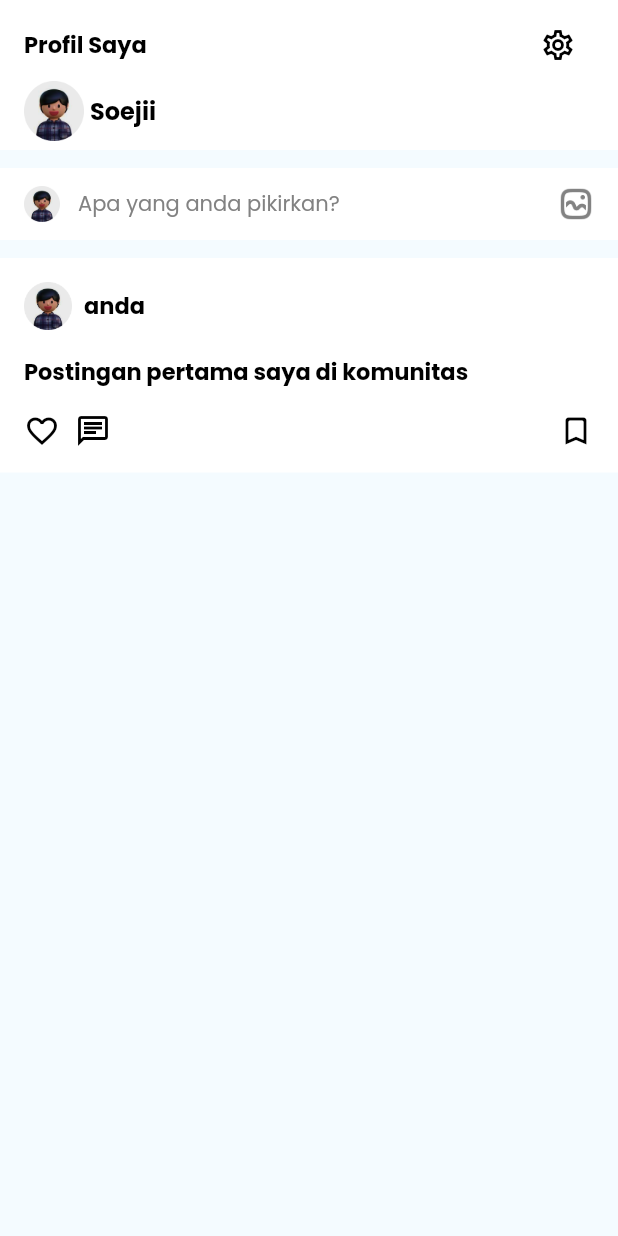
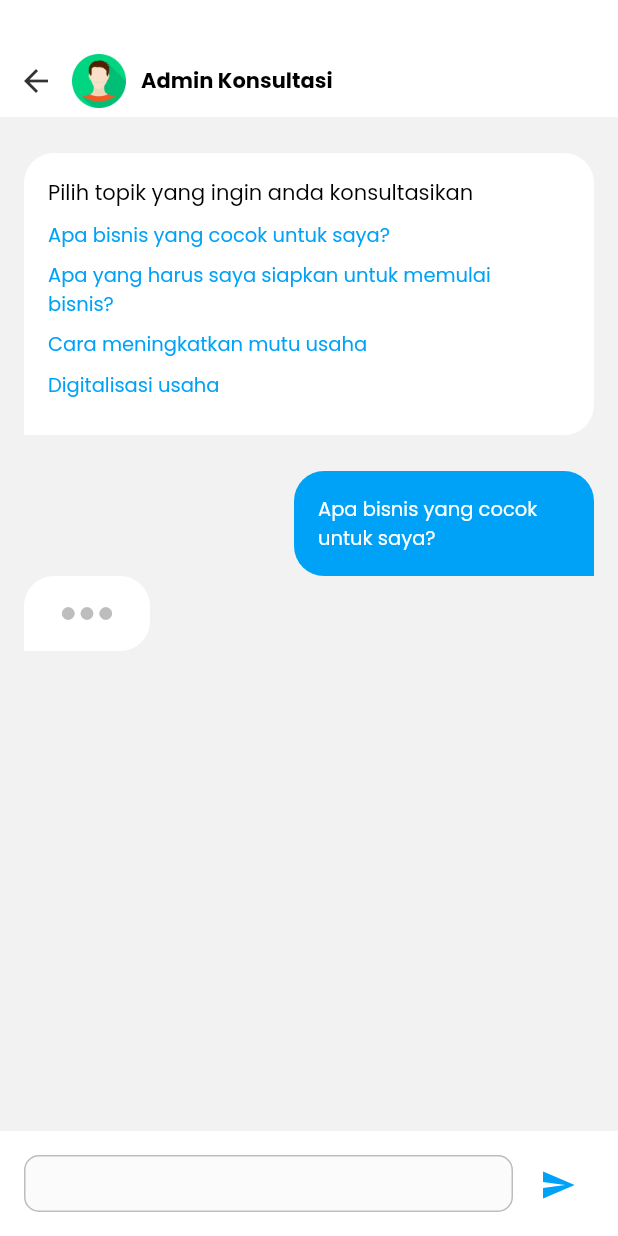
Before and after one commit to Soejii/BukaUsaha, a Flutter app: the screen it shows after launch, on a phone screen of 412 x 824 dp. Run offline on Flutter 3.47's test engine with Material 2 defaults, Android fonts, the light colour scheme and no system bars.

Commit message:
konsultasi screen done

```diff
--- a/lib/main.dart
+++ b/lib/main.dart
@@ -1,5 +1,6 @@
 import 'package:buka_usaha/screens/beranda.dart';
 import 'package:buka_usaha/screens/kelas_saya.dart';
+import 'package:buka_usaha/screens/konsultasi.dart';
 import 'package:buka_usaha/screens/login_screen.dart';
 import 'package:buka_usaha/screens/paket_usaha.dart';
 import 'package:buka_usaha/screens/profile.dart';
@@ -18,7 +19,7 @@ class MyApp extends StatelessWidget {
   Widget build(BuildContext context) {
     return MaterialApp(
       debugShowCheckedModeBanner: false,
-      home: const Profile(),
+      home: const KonsultasiScreen(),
     );
   }
 }
--- /dev/null
+++ b/lib/screens/konsultasi.dart
@@ -0,0 +1,259 @@
+import 'package:buka_usaha/component/styleText.dart';
+import 'package:buka_usaha/utils/const.dart';
+import 'package:flutter/material.dart';
+import 'package:flutter/src/widgets/container.dart';
+import 'package:flutter/src/widgets/framework.dart';
+
+class KonsultasiScreen extends StatefulWidget {
+  const KonsultasiScreen({super.key});
+
+  @override
+  State<KonsultasiScreen> createState() => _KonsultasiScreenState();
+}
+
+class _KonsultasiScreenState extends State<KonsultasiScreen> {
+  @override
+  Widget build(BuildContext context) {
+    return Scaffold(
+      backgroundColor: Color.fromRGBO(242, 242, 242, 1),
+      bottomNavigationBar: Container(
+        width: double.infinity,
+        height: 70,
+        color: Colors.white,
+        child: Padding(
+          padding: const EdgeInsets.all(16),
+          child: Row(
+            crossAxisAlignment: CrossAxisAlignment.start,
+            children: [
+              Expanded(
+                child: Container(
+                  decoration: BoxDecoration(
+                    boxShadow: [
+                      BoxShadow(
+                          color: Color.fromRGBO(
+                            0,
+                            0,
+                            0,
+                            0.015,
+                          ),
+                          offset: Offset(0, 0))
+                    ],
+                    borderRadius: BorderRadius.circular(10),
+                    border: Border.all(
+                        color: Color.fromRGBO(189, 189, 189, 1), width: 1),
+                  ),
+                ),
+              ),
+              SizedBox(
+                width: 6,
+              ),
+              IconButton(
+                  onPressed: () {},
+                  icon: Icon(
+                    Icons.send,
+                    color: biru,
+                  ))
+            ],
+          ),
+        ),
+      ),
+      appBar: PreferredSize(
+        child: Container(
+          color: Colors.white,
+          child: Padding(
+            padding: const EdgeInsets.only(top: 30),
+            child: Row(
+              children: [
+                IconButton(
+                  onPressed: () {},
+                  icon: Icon(
+                    Icons.arrow_back,
+                    color: Color.fromRGBO(51, 51, 51, 1),
+                  ),
+                ),
+                Image.asset(
+                  'assets/image/fotoAdmin.png',
+                  scale: 4,
+                ),
+                SizedBox(
+                  width: 10,
+                ),
+                StyleText(
+                  data: 'Admin Konsultasi',
+                  fontSize: 14,
+                  fontWeight: FontWeight.w600,
+                  color: Colors.black,
+                )
+              ],
+            ),
+          ),
+        ),
+        preferredSize: Size.fromHeight(80),
+      ),
+      body: ListView(
+        children: [
+          SizedBox(
+            height: 24,
+          ),
+          Padding(
+            padding: EdgeInsets.only(
+              left: 16,
+              right: 16,
+            ),
+            child: Container(
+              decoration: BoxDecoration(
+                color: Colors.white,
+                borderRadius: BorderRadius.only(
+                  bottomRight: Radius.circular(
+                    20,
+                  ),
+                  topLeft: Radius.circular(
+                    20,
+                  ),
+                  topRight: Radius.circular(
+                    20,
+                  ),
+                ),
+              ),
+              child: Padding(
+                padding: EdgeInsets.all(16),
+                child: Column(
+                  crossAxisAlignment: CrossAxisAlignment.start,
+                  children: [
+                    StyleText(
+                      data: 'Pilih topik yang ingin anda konsultasikan',
+                      fontSize: 14,
+                      fontWeight: FontWeight.w500,
+                      color: Colors.black,
+                    ),
+                    SizedBox(
+                      height: 8,
+                    ),
+                    StyleText(
+                      data: 'Apa bisnis yang cocok untuk saya?',
+                      fontSize: 13,
+                      fontWeight: FontWeight.w400,
+                      color: biru,
+                    ),
+                    Padding(
+                      padding: const EdgeInsets.only(
+                        right: 40,
+                      ),
+                      child: Column(
+                        crossAxisAlignment: CrossAxisAlignment.start,
+                        children: [
+                          SizedBox(
+                            height: 8,
+                          ),
+                          StyleText(
+                            data:
+                                'Apa yang harus saya siapkan untuk memulai bisnis?',
+                            fontSize: 13,
+                            fontWeight: FontWeight.w400,
+                            color: biru,
+                          ),
+                          SizedBox(
+                            height: 8,
+                          ),
+                          StyleText(
+                            data: 'Cara meningkatkan mutu usaha',
+                            fontSize: 13,
+                            fontWeight: FontWeight.w400,
+                            color: biru,
+                          ),
+                          SizedBox(
+                            height: 8,
+                          ),
+                          StyleText(
+                            data: 'Digitalisasi usaha',
+                            fontSize: 13,
+                            fontWeight: FontWeight.w400,
+                            color: biru,
+                          ),
+                          SizedBox(
+                            height: 8,
+                          ),
+                        ],
+                      ),
+                    )
+                  ],
+                ),
+              ),
+            ),
+          ),
+          SizedBox(
+            height: 24,
+          ),
+          Row(
+            children: [
+              Expanded(child: Container()),
+              Padding(
+                padding: EdgeInsets.only(
+                  left: 16,
+                  right: 16,
+                ),
+                child: Container(
+                  width: 200,
+                  decoration: BoxDecoration(
+                    color: biru,
+                    borderRadius: BorderRadius.only(
+                      bottomLeft: Radius.circular(
+                        20,
+                      ),
+                      topLeft: Radius.circular(
+                        20,
+                      ),
+                      topRight: Radius.circular(
+                        20,
+                      ),
+                    ),
+                  ),
+                  child: Padding(
+                    padding: EdgeInsets.all(16),
+                    child: Column(
+                      crossAxisAlignment: CrossAxisAlignment.start,
+                      children: [
+                        StyleText(
+                          data: 'Apa bisnis yang cocok untuk saya?',
+                          fontSize: 13,
+                          fontWeight: FontWeight.w500,
+                          color: Colors.white,
+                        ),
+                      ],
+                    ),
+                  ),
+                ),
+              ),
+            ],
+          ),
+          Row(
+            crossAxisAlignment: CrossAxisAlignment.start,
+            children: [
+              Padding(
+                padding: EdgeInsets.only(left: 16),
+                child: Container(
+                  width: 84,
+                  height: 50,
+                  decoration: BoxDecoration(
+                      color: Colors.white,
+                      borderRadius: BorderRadius.only(
+                        topLeft: Radius.circular(20),
+                        topRight: Radius.circular(20),
+                        bottomRight: Radius.circular(20),
+                      )),
+                  child: Center(
+                    child: Icon(
+                      Icons.more_horiz,
+                      color: Color.fromRGBO(189, 189, 189, 1),
+                      size: 50,
+                    ),
+                  ),
+                ),
+              ),
+            ],
+          )
+        ],
+      ),
+    );
+  }
+}
```
Also changed, not shown: assets/image/fotoAdmin.png (added).
